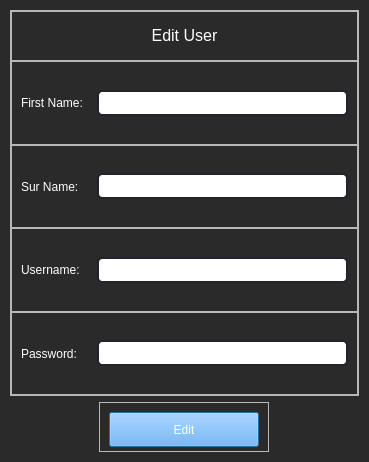
Qt form UIs/editUser.ui (ali7haider/Pulmonary-Artery-Balloon-Angioplasty_PyQT) before a commit.
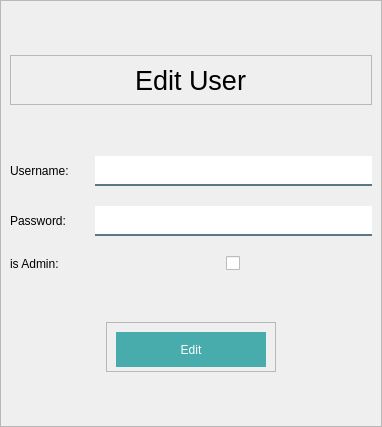
The same form after that commit.

Commit message: Implement User CRUD backend and frontend

What changed in the file:
```diff
--- a/UIs/editUser.ui
+++ b/UIs/editUser.ui
@@ -6,8 +6,8 @@
    <rect>
     <x>0</x>
     <y>0</y>
-    <width>369</width>
-    <height>462</height>
+    <width>382</width>
+    <height>427</height>
    </rect>
   </property>
   <property name="windowTitle">
@@ -15,25 +15,32 @@
   </property>
   <property name="styleSheet">
    <string notr="true">#frame {	
-	background-color:#2a2a2a;
-	border: 1px solid #2a2a2a;
+
 }
+
+
 QLineEdit {
-	background-color: white;
-	border-radius: 5px;
-	border: 2px solid rgb(33, 37, 43);
-	padding: 3px;
-	selection-color: rgb(255, 255, 255);
-	selection-background-color: rgb(255, 121, 198);
-}
-QLineEdit:hover {
-	border: 2px solid rgb(64, 71, 88);
-}
-QLineEdit:focus {
-	border: 2px solid rgb(91, 101, 124);
+background-color:white;
+border:none;
+border-bottom:2px solid rgba(46, 82, 101, 200);
+color:black;
+padding-bottom:5px;
+padding-left:3px;
 }
 QLabel{
-color:white;
+font: 12pt &quot;Bahnschrift SemiCondensed&quot;;
+
+}
+
+#btnEdit {
+	background-color: #48ACAC;
+	border-radius:50px;
+	color:white;
+font: 14pt &quot;Bahnschrift SemiCondensed&quot;;
+
+}
+#btnEdit:hover{
+background-color: #2F958D;
 }</string>
   </property>
   <layout class="QVBoxLayout" name="verticalLayout">
@@ -63,6 +70,12 @@
      <layout class="QVBoxLayout" name="verticalLayout_2">
       <item>
        <widget class="QFrame" name="frame_2">
+        <property name="maximumSize">
+         <size>
+          <width>16777215</width>
+          <height>50</height>
+         </size>
+        </property>
         <property name="frameShape">
          <enum>QFrame::StyledPanel</enum>
         </property>
@@ -85,197 +98,119 @@
          <property name="bottomMargin">
           <number>0</number>
          </property>
-         <item>
-          <widget class="QFrame" name="frame_4">
+         <item alignment="Qt::AlignHCenter">
+          <widget class="QLabel" name="projectid_label_3">
+           <property name="minimumSize">
+            <size>
+             <width>0</width>
+             <height>0</height>
+            </size>
+           </property>
            <property name="maximumSize">
             <size>
              <width>16777215</width>
              <height>50</height>
             </size>
            </property>
-           <property name="frameShape">
-            <enum>QFrame::StyledPanel</enum>
+           <property name="styleSheet">
+            <string notr="true">font: 20pt ;</string>
            </property>
-           <property name="frameShadow">
-            <enum>QFrame::Raised</enum>
-           </property>
-           <layout class="QVBoxLayout" name="verticalLayout_5">
-            <item>
-             <widget class="QLabel" name="label_100">
-              <property name="text">
-               <string>&lt;html&gt;&lt;head/&gt;&lt;body&gt;&lt;p&gt;&lt;span style=&quot; font-size:12pt; color:#ffffff;&quot;&gt;Edit User&lt;/span&gt;&lt;/p&gt;&lt;/body&gt;&lt;/html&gt;</string>
-              </property>
-              <property name="alignment">
-               <set>Qt::AlignCenter</set>
-              </property>
-             </widget>
-            </item>
-           </layout>
-          </widget>
-         </item>
-         <item>
-          <widget class="QFrame" name="frame_8">
            <property name="frameShape">
-            <enum>QFrame::StyledPanel</enum>
+            <enum>QFrame::NoFrame</enum>
            </property>
-           <property name="frameShadow">
-            <enum>QFrame::Raised</enum>
+           <property name="text">
+            <string>Edit User</string>
            </property>
-           <layout class="QHBoxLayout" name="horizontalLayout">
-            <property name="topMargin">
-             <number>0</number>
-            </property>
-            <property name="bottomMargin">
-             <number>0</number>
-            </property>
-            <item>
-             <widget class="QLabel" name="projectid_label">
-              <property name="minimumSize">
-               <size>
-                <width>70</width>
-                <height>0</height>
-               </size>
-              </property>
-              <property name="frameShape">
-               <enum>QFrame::NoFrame</enum>
-              </property>
-              <property name="text">
-               <string>First Name:</string>
-              </property>
-              <property name="alignment">
-               <set>Qt::AlignLeading|Qt::AlignLeft|Qt::AlignVCenter</set>
-              </property>
-             </widget>
-            </item>
-            <item>
-             <widget class="QLineEdit" name="txtFirstName"/>
-            </item>
-           </layout>
-          </widget>
-         </item>
-         <item>
-          <widget class="QFrame" name="frame_5">
-           <property name="frameShape">
-            <enum>QFrame::StyledPanel</enum>
+           <property name="alignment">
+            <set>Qt::AlignLeading|Qt::AlignLeft|Qt::AlignVCenter</set>
            </property>
-           <property name="frameShadow">
-            <enum>QFrame::Raised</enum>
-           </property>
-           <layout class="QHBoxLayout" name="horizontalLayout_2">
-            <property name="topMargin">
-             <number>0</number>
-            </property>
-            <property name="bottomMargin">
-             <number>0</number>
-            </property>
-            <item>
-             <widget class="QLabel" name="projectid_label_2">
-              <property name="minimumSize">
-               <size>
-                <width>70</width>
-                <height>0</height>
-               </size>
-              </property>
-              <property name="frameShape">
-               <enum>QFrame::NoFrame</enum>
-              </property>
-              <property name="text">
-               <string>Sur Name:</string>
-              </property>
-              <property name="alignment">
-               <set>Qt::AlignLeading|Qt::AlignLeft|Qt::AlignVCenter</set>
-              </property>
-             </widget>
-            </item>
-            <item>
-             <widget class="QLineEdit" name="txtSurname"/>
-            </item>
-           </layout>
-          </widget>
-         </item>
-         <item>
-          <widget class="QFrame" name="frame_6">
-           <property name="frameShape">
-            <enum>QFrame::StyledPanel</enum>
-           </property>
-           <property name="frameShadow">
-            <enum>QFrame::Raised</enum>
-           </property>
-           <layout class="QHBoxLayout" name="horizontalLayout_3">
-            <property name="topMargin">
-             <number>0</number>
-            </property>
-            <property name="bottomMargin">
-             <number>0</number>
-            </property>
-            <item>
-             <widget class="QLabel" name="projectid_label_3">
-              <property name="minimumSize">
-               <size>
-                <width>70</width>
-                <height>0</height>
-               </size>
-              </property>
-              <property name="frameShape">
-               <enum>QFrame::NoFrame</enum>
-              </property>
-              <property name="text">
-               <string>Username:</string>
-              </property>
-              <property name="alignment">
-               <set>Qt::AlignLeading|Qt::AlignLeft|Qt::AlignVCenter</set>
-              </property>
-             </widget>
-            </item>
-            <item>
-             <widget class="QLineEdit" name="txtUsername"/>
-            </item>
-           </layout>
-          </widget>
-         </item>
-         <item>
-          <widget class="QFrame" name="frame_7">
-           <property name="frameShape">
-            <enum>QFrame::StyledPanel</enum>
-           </property>
-           <property name="frameShadow">
-            <enum>QFrame::Raised</enum>
-           </property>
-           <layout class="QHBoxLayout" name="horizontalLayout_4">
-            <property name="topMargin">
-             <number>0</number>
-            </property>
-            <property name="bottomMargin">
-             <number>0</number>
-            </property>
-            <item>
-             <widget class="QLabel" name="projectid_label_4">
-              <property name="minimumSize">
-               <size>
-                <width>70</width>
-                <height>0</height>
-               </size>
-              </property>
-              <property name="frameShape">
-               <enum>QFrame::NoFrame</enum>
-              </property>
-              <property name="text">
-               <string>Password:</string>
-              </property>
-              <property name="alignment">
-               <set>Qt::AlignLeading|Qt::AlignLeft|Qt::AlignVCenter</set>
-              </property>
-             </widget>
-            </item>
-            <item>
-             <widget class="QLineEdit" name="txtPassword"/>
-            </item>
-           </layout>
           </widget>
          </item>
         </layout>
        </widget>
       </item>
+      <item>
+       <layout class="QGridLayout" name="gridLayout">
+        <property name="horizontalSpacing">
+         <number>15</number>
+        </property>
+        <property name="verticalSpacing">
+         <number>20</number>
+        </property>
+        <item row="1" column="0">
+         <widget class="QLabel" name="projectid_label_2">
+          <property name="minimumSize">
+           <size>
+            <width>70</width>
+            <height>0</height>
+           </size>
+          </property>
+          <property name="frameShape">
+           <enum>QFrame::NoFrame</enum>
+          </property>
+          <property name="text">
+           <string>Password:</string>
+          </property>
+          <property name="alignment">
+           <set>Qt::AlignLeading|Qt::AlignLeft|Qt::AlignVCenter</set>
+          </property>
+         </widget>
+        </item>
+        <item row="1" column="1">
+         <widget class="QLineEdit" name="txtPassword">
+          <property name="minimumSize">
+           <size>
+            <width>0</width>
+            <height>30</height>
+           </size>
+          </property>
+         </widget>
+        </item>
+        <item row="0" column="0">
+         <widget class="QLabel" name="projectid_label">
+          <property name="minimumSize">
+           <size>
+            <width>70</width>
+            <height>0</height>
+           </size>
+          </property>
+          <property name="frameShape">
+           <enum>QFrame::NoFrame</enum>
+          </property>
+          <property name="text">
+           <string>Username:</string>
+          </property>
+          <property name="alignment">
+           <set>Qt::AlignLeading|Qt::AlignLeft|Qt::AlignVCenter</set>
+          </property>
+         </widget>
+        </item>
+        <item row="0" column="1">
+         <widget class="QLineEdit" name="txtUsername">
+          <property name="minimumSize">
+           <size>
+            <width>0</width>
+            <height>30</height>
+           </size>
+          </property>
+         </widget>
+        </item>
+        <item row="2" column="0">
+         <widget class="QLabel" name="label_17">
+          <property name="text">
+           <string>is Admin:</string>
+          </property>
+         </widget>
+        </item>
+        <item row="2" column="1" alignment="Qt::AlignHCenter">
+         <widget class="QCheckBox" name="isAdminCheckBox">
+          <property name="text">
+           <string/>
+          </property>
+         </widget>
+        </item>
+       </layout>
+      </item>
       <item alignment="Qt::AlignHCenter">
        <widget class="QFrame" name="frame_3">
         <property name="maximumSize">
@@ -309,15 +244,7 @@
             <cursorShape>PointingHandCursor</cursorShape>
            </property>
            <property name="styleSheet">
-            <string notr="true">
-#btnEdit{
-background-color:rgb(85, 170, 255);
-font: 75 12pt &quot;Arial&quot;;
-color:white;
-}
-#btnEdit:hover {
-background-color:#4673c6;
-}</string>
+            <string notr="true"/>
            </property>
            <property name="text">
             <string>Edit</string>
```
The commit also changes 11 other files.
